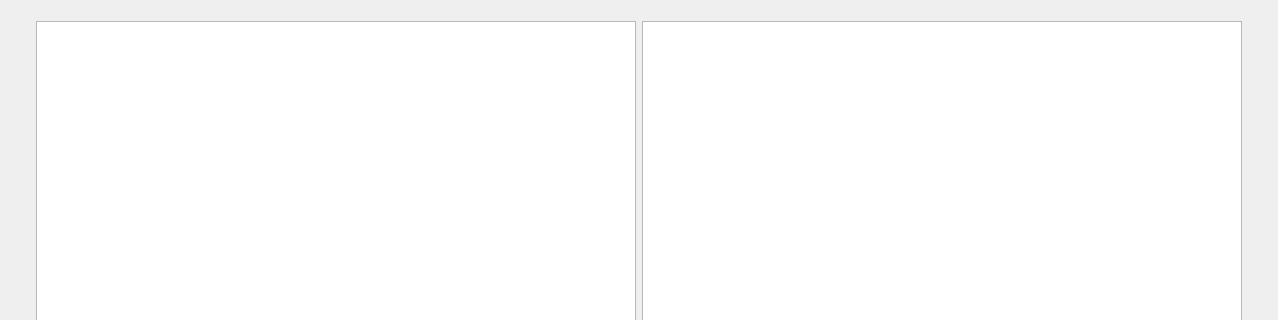
Old version of the form src/ui/secondscreen/secondscreen.ui in the repository egerin11/term_Work; both pictures show x 0 to 1278 and y 0 to 320 of the 1278 by 793 pixel window.
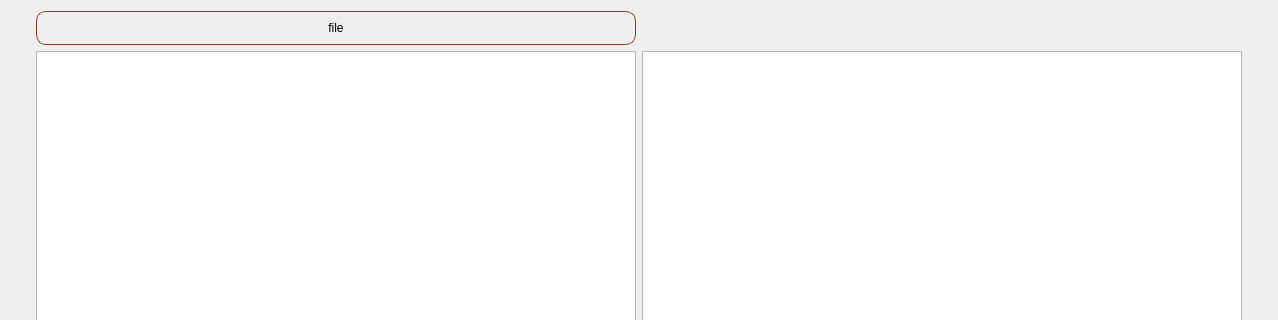
New version of the form.

```diff
--- a/src/ui/secondscreen/secondscreen.ui
+++ b/src/ui/secondscreen/secondscreen.ui
@@ -24,44 +24,25 @@
      </property>
     </widget>
    </item>
-   <item row="1" column="2">
-    <widget class="QTextBrowser" name="textBrowser">
-     <property name="minimumSize">
-      <size>
-       <width>600</width>
-       <height>600</height>
-      </size>
-     </property>
-    </widget>
-   </item>
    <item row="0" column="1">
-    <spacer name="verticalSpacer">
-     <property name="orientation">
-      <enum>Qt::Vertical</enum>
-     </property>
-     <property name="sizeType">
-      <enum>QSizePolicy::Minimum</enum>
-     </property>
-     <property name="sizeHint" stdset="0">
+    <widget class="QPushButton" name="pushButton">
+     <property name="minimumSize">
       <size>
-       <width>100</width>
-       <height>10</height>
+       <width>600</width>
+       <height>34</height>
       </size>
      </property>
-    </spacer>
-   </item>
-   <item row="1" column="3">
-    <spacer name="horizontalSpacer">
-     <property name="orientation">
-      <enum>Qt::Horizontal</enum>
+     <property name="styleSheet">
+      <string notr="true">width: 96px;
+height: 32px;
+flex-shrink: 0;
+border-radius: 10px;
+border: 1px solid #8A3E24;</string>
      </property>
-     <property name="sizeHint" stdset="0">
-      <size>
-       <width>40</width>
-       <height>20</height>
-      </size>
+     <property name="text">
+      <string>file</string>
      </property>
-    </spacer>
+    </widget>
    </item>
    <item row="1" column="0">
     <spacer name="horizontalSpacer_2">
@@ -76,6 +57,29 @@
      </property>
     </spacer>
    </item>
+   <item row="1" column="4">
+    <spacer name="horizontalSpacer">
+     <property name="orientation">
+      <enum>Qt::Horizontal</enum>
+     </property>
+     <property name="sizeHint" stdset="0">
+      <size>
+       <width>40</width>
+       <height>20</height>
+      </size>
+     </property>
+    </spacer>
+   </item>
+   <item row="1" column="3">
+    <widget class="QTextBrowser" name="textBrowser">
+     <property name="minimumSize">
+      <size>
+       <width>600</width>
+       <height>600</height>
+      </size>
+     </property>
+    </widget>
+   </item>
   </layout>
  </widget>
  <resources/>
```
